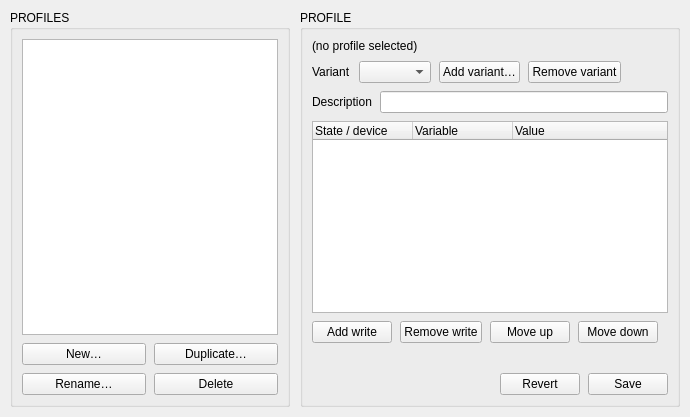
The window that GEECS-Console/geecs_console/app/ui/shot_control_editor.ui (GEECS-BELLA/GEECS-Plugins) describes before a commit, drawn with Qt 5.
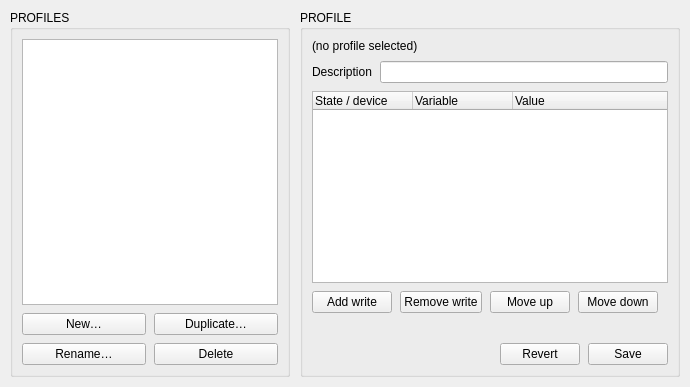
The same window after the commit.

Commit message:
GEECS-Console 0.27.0: drop the trigger-variant combo, form field, config listing, and the shot-control editor's variant layer (schemas 0.15.0); planning-doc note
Claude-Session: https://claude.ai/code/session_01N6sdn4meUHi3R1qD9yC4Hf

```diff
--- a/GEECS-Console/geecs_console/app/ui/shot_control_editor.ui
+++ b/GEECS-Console/geecs_console/app/ui/shot_control_editor.ui
@@ -113,54 +113,6 @@
         </item>
        </layout>
       </item>
-      <item>
-       <layout class="QHBoxLayout" name="sce_variant_layout">
-        <item>
-         <widget class="QLabel" name="sce_variant_label">
-          <property name="text">
-           <string>Variant</string>
-          </property>
-         </widget>
-        </item>
-        <item>
-         <widget class="QComboBox" name="sce_variant_combo">
-          <property name="minimumWidth">
-           <number>160</number>
-          </property>
-          <property name="toolTip">
-           <string>Which layer the table edits: the base profile, or one variant's overlay writes</string>
-          </property>
-         </widget>
-        </item>
-        <item>
-         <widget class="QPushButton" name="sce_add_variant_button">
-          <property name="text">
-           <string>Add variant…</string>
-          </property>
-         </widget>
-        </item>
-        <item>
-         <widget class="QPushButton" name="sce_remove_variant_button">
-          <property name="text">
-           <string>Remove variant</string>
-          </property>
-         </widget>
-        </item>
-        <item>
-         <spacer name="sce_variant_spacer">
-          <property name="orientation">
-           <enum>Qt::Horizontal</enum>
-          </property>
-          <property name="sizeHint" stdset="0">
-           <size>
-            <width>10</width>
-            <height>10</height>
-           </size>
-          </property>
-         </spacer>
-        </item>
-       </layout>
-      </item>
       <item>
        <layout class="QHBoxLayout" name="sce_description_layout">
         <item>
```
The commit also changes 16 other files.
